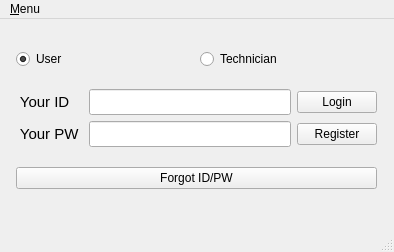
Before: the Qt Designer form FiveOfRuler/LoginWindow.ui in simneol/JuDeP, drawn with Qt 5.
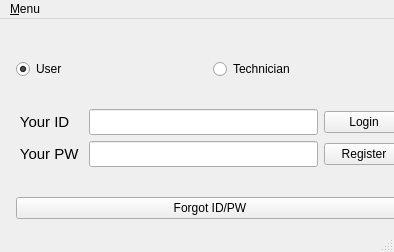
After: the same form once the commit is applied.

The edit to the form file:
```diff
--- a/FiveOfRuler/LoginWindow.ui
+++ b/FiveOfRuler/LoginWindow.ui
@@ -28,8 +28,8 @@
      <rect>
       <x>16</x>
       <y>16</y>
-      <width>361</width>
-      <height>171</height>
+      <width>388</width>
+      <height>210</height>
      </rect>
     </property>
     <layout class="QVBoxLayout" name="mainLayout">
```
Left out of the diff: 2 changed lines with no effect on the pictures.
